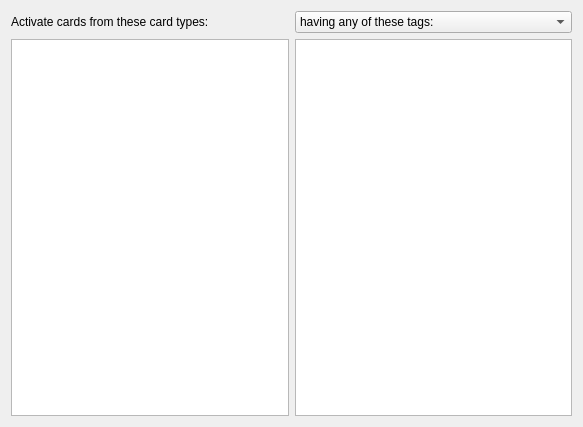
Qt form mnemosyne/mnemosyne/pyqt_ui/criterion_wdgt_default.ui (mnemosyne-proj/mnemosyne) before a commit.
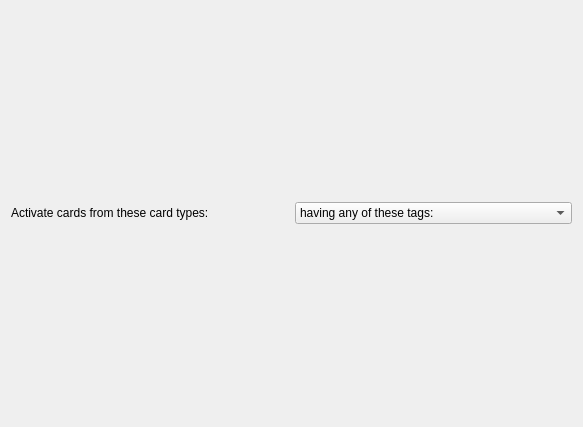
The same form after that commit.

Commit message: Refactor widgets to enable reuse.

```diff
--- a/mnemosyne/mnemosyne/pyqt_ui/criterion_wdgt_default.ui
+++ b/mnemosyne/mnemosyne/pyqt_ui/criterion_wdgt_default.ui
@@ -34,42 +34,6 @@
        </item>
       </widget>
      </item>
-     <item row="1" column="0">
-      <widget class="QTreeWidget" name="card_types_tree">
-       <property name="headerHidden">
-        <bool>true</bool>
-       </property>
-       <property name="expandsOnDoubleClick">
-        <bool>false</bool>
-       </property>
-       <column>
-        <property name="text">
-         <string>1</string>
-        </property>
-       </column>
-      </widget>
-     </item>
-     <item row="1" column="1">
-      <widget class="QTreeWidget" name="tags_tree">
-       <property name="sortingEnabled">
-        <bool>true</bool>
-       </property>
-       <property name="headerHidden">
-        <bool>true</bool>
-       </property>
-       <attribute name="headerVisible">
-        <bool>false</bool>
-       </attribute>
-       <attribute name="headerVisible">
-        <bool>false</bool>
-       </attribute>
-       <column>
-        <property name="text">
-         <string notr="true">1</string>
-        </property>
-       </column>
-      </widget>
-     </item>
     </layout>
    </item>
   </layout>
```
Left out of the diff: 32 changed lines with no effect on the pictures. The commit also changes 4 other files.
